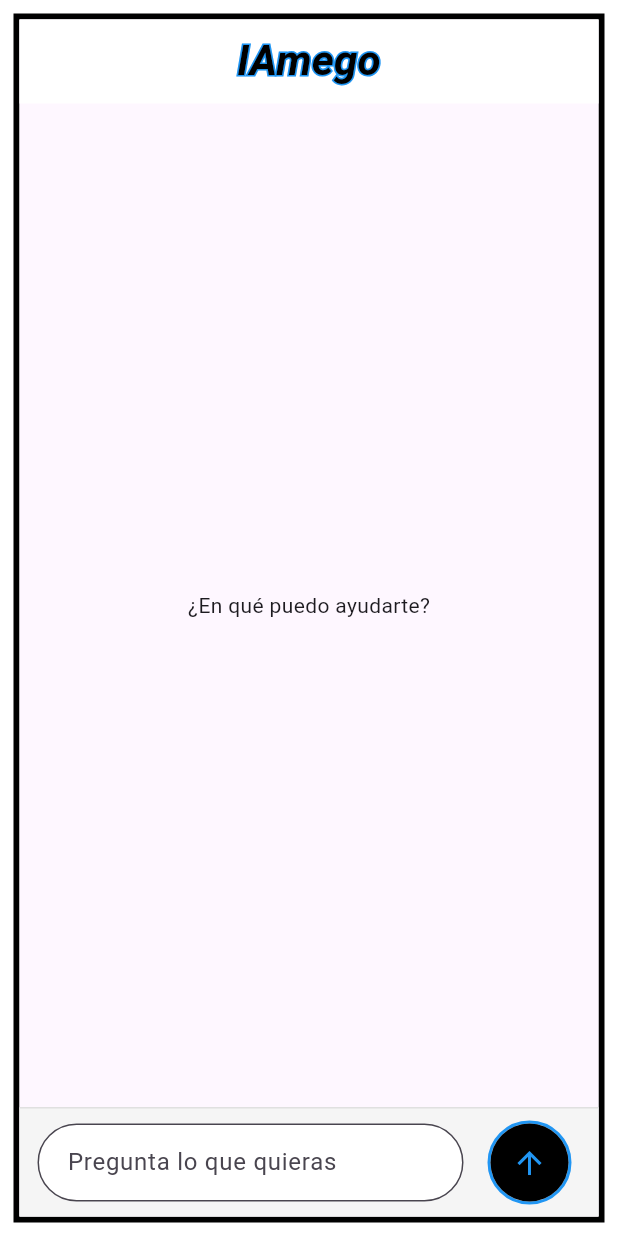
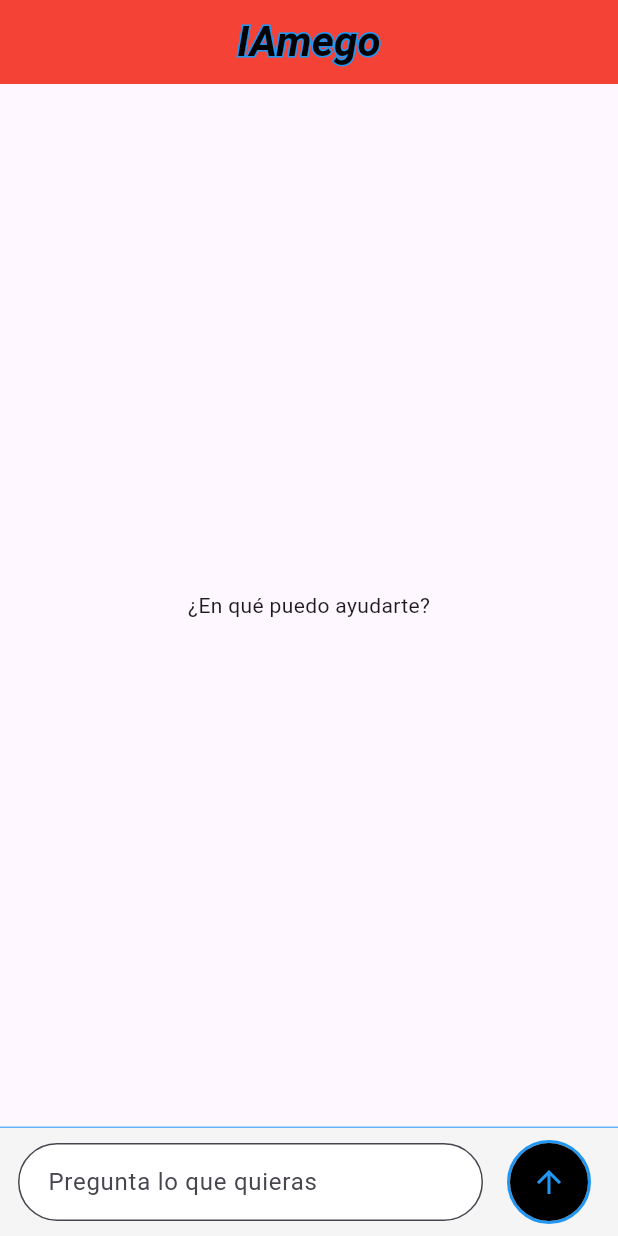
Before and after one commit to jholian10/CHAP_IA_0.0.1, a Flutter app: the screen it shows after launch, on a phone screen of 412 x 824 dp. Run offline on Flutter 3.47's test engine with Material 3 defaults, Android fonts, the phone set to English and light mode, and no system bars; our stand-ins replace flutter_bloc.

Commit message:
Hago que mi app oculte los botones de navegación
y quito el borde negro una ves probado en el celular  error por resolución

```diff
--- a/chap_ia_001/lib/main.dart
+++ b/chap_ia_001/lib/main.dart
@@ -3,9 +3,13 @@ import 'package:chap_ia_001/views/chat_page.dart';
 import 'package:chap_ia_001/views/data/openai_service.dart';
 import 'package:flutter/material.dart';
 import 'package:flutter_bloc/flutter_bloc.dart';
+import 'package:flutter/services.dart';
 
 void main() {
   runApp(MyApp());
+  WidgetsFlutterBinding.ensureInitialized();
+
+  SystemChrome.setEnabledSystemUIMode(SystemUiMode.immersiveSticky);
 }
 
 class MyApp extends StatelessWidget {
--- a/chap_ia_001/lib/views/chat_page.dart
+++ b/chap_ia_001/lib/views/chat_page.dart
@@ -18,15 +18,9 @@ class _ChatPageState extends State<ChatPage> {
 
   @override
   Widget build(BuildContext context) {
-    return Container(
-      margin: const EdgeInsets.all(9),
-      decoration: BoxDecoration(
-        border: Border.all(color: Colors.black, width: 4),
-        color: Colors.white,
-      ),
-      child: Scaffold(
+    return Scaffold(
       appBar: AppBar(
-          backgroundColor: Colors.white,
+        backgroundColor: Colors.red,
         centerTitle: true,
         title: Stack(
           children: [
@@ -59,7 +53,7 @@ class _ChatPageState extends State<ChatPage> {
           children: [
             Expanded(
               child: Padding(
-                  padding: const EdgeInsets.symmetric(horizontal: 16.0),
+                padding: const EdgeInsets.symmetric(horizontal: 20.0),
                 child: BlocBuilder<ChatBloc, ChatState>(
                   builder: (context, state) {
                     if (state is ChatLoading) {
@@ -93,13 +87,10 @@ class _ChatPageState extends State<ChatPage> {
             ),
 
             Container(
-                padding: const EdgeInsets.symmetric(
-                  horizontal: 12,
-                  vertical: 8,
-                ),
+              padding: const EdgeInsets.symmetric(horizontal: 12, vertical: 8),
               decoration: BoxDecoration(
                 color: Colors.grey.shade100,
-                  border: Border(top: BorderSide(color: Colors.grey.shade300)),
+                border: Border(top: BorderSide(color: Colors.blue.shade300)),
               ),
               child: Row(
                 children: [
@@ -134,9 +125,7 @@ class _ChatPageState extends State<ChatPage> {
                             SendMessageEvent(pregunta),
                           );
                           _controller.clear();
-                            FocusScope.of(
-                              context,
-                            ).unfocus(); // Oculta el teclado
+                          FocusScope.of(context).unfocus(); // Oculta el teclado
                         }
                       },
                       style: ElevatedButton.styleFrom(
@@ -158,7 +147,6 @@ class _ChatPageState extends State<ChatPage> {
           ],
         ),
       ),
-      ),
     );
   }
 }
```
Lines whose indentation alone changed are shown as unchanged.
